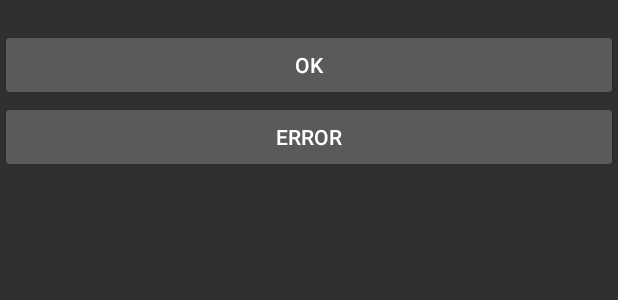
After one commit to rein-d/TestADB, an Android app: the layout activity_my_payment.xml on its own in the app's theme, with its tools: preview values and no code run, on a phone screen of 412 x 824 dp. The commit adds this screen. Shown: the top 300 px of the screen. Run offline under Robolectric (Android 15) with nearby library versions, the phone set to English and light mode, and no system bars.

Commit message:
Тестирование STDEV-5279

```diff
--- a/app/src/main/java/com/rein/android/ReynTestApp/MainActivity.java
+++ b/app/src/main/java/com/rein/android/ReynTestApp/MainActivity.java
@@ -394,6 +394,7 @@ public class MainActivity extends IntegrationActivity {
                                 BigDecimal.valueOf( 1.205)
                                 //Добавление цены с учетом скидки на позицию. Итог = price - priceWithDiscountPosition
                         ).setExtraKeys(set)
+                                .setSettlementMethod(new SettlementMethod.Lend())
                                 .build()
                 )
         );
--- /dev/null
+++ b/app/src/main/res/layout/activity_my_payment.xml
@@ -0,0 +1,26 @@
+<?xml version="1.0" encoding="utf-8"?>
+<LinearLayout xmlns:android="http://schemas.android.com/apk/res/android"
+    xmlns:tools="http://schemas.android.com/tools"
+    android:layout_width="match_parent"
+    android:layout_height="match_parent"
+    android:orientation="vertical"
+    tools:context="com.rein.android.ReynTestApp.MyPaymentActivity">
+
+    <TextView
+        android:id="@+id/tvOperation"
+        android:layout_width="match_parent"
+        android:layout_height="wrap_content" />
+
+    <Button
+        android:id="@+id/btnOk"
+        android:layout_width="match_parent"
+        android:layout_height="wrap_content"
+        android:text="OK" />
+
+    <Button
+        android:id="@+id/btnError"
+        android:layout_width="match_parent"
+        android:layout_height="wrap_content"
+        android:text="Error" />
+
+</LinearLayout>
```
Also changed, not shown: app/src/main/AndroidManifest.xml (+34 -11 lines), app/src/main/java/com/rein/android/ReynTestApp/MyPaymentActivity.java (added, +67 -0 lines), app/src/main/java/com/rein/android/ReynTestApp/MyPaymentService.java (added, +92 -0 lines).
